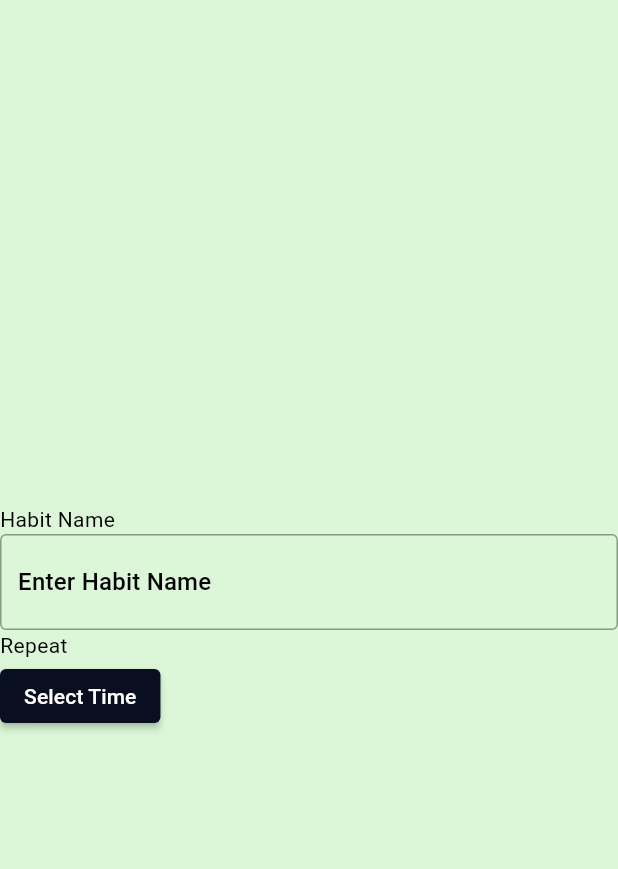
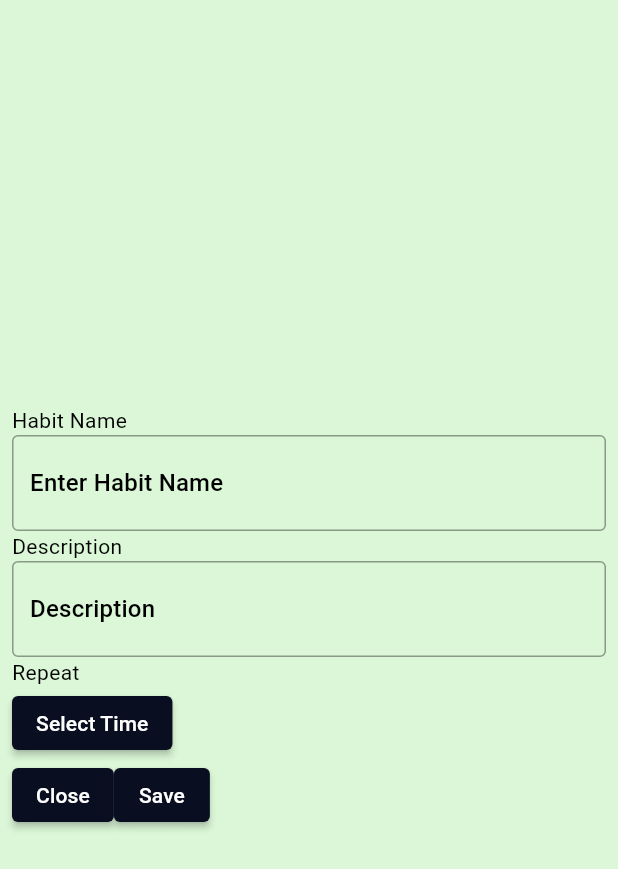
Before and after one commit to carlxxsinenomine/habit_tracker, a Flutter app: the AddHabitScreen screen opened by its route, on a phone screen of 412 x 824 dp. Shown: the top 869 px of the screen. Run offline on Flutter 3.47's test engine with Material 3 defaults, Android fonts, the phone set to English and light mode, and no system bars.

Commit message:
UPDATED: basic structure for the add_habit screen

```diff
--- a/lib/screens/add_habit_screen.dart
+++ b/lib/screens/add_habit_screen.dart
@@ -1,18 +1,15 @@
 import 'package:flutter/material.dart';
 
-class AddHabitScreen extends StatefulWidget {
+class AddHabitScreen extends StatelessWidget {
   const AddHabitScreen({super.key});
 
-  @override
-  State<AddHabitScreen> createState() => _AddHabitScreenState();
-}
-
-class _AddHabitScreenState extends State<AddHabitScreen> {
   @override
   Widget build(BuildContext context) {
     return Scaffold(
       resizeToAvoidBottomInset: false,
-      body: Column(
+      body: Padding(
+        padding: const EdgeInsets.all(8.0),
+        child: Column(
           mainAxisAlignment: MainAxisAlignment.center,
           crossAxisAlignment: CrossAxisAlignment.start,
           children: <Widget>[
@@ -32,6 +29,21 @@ class _AddHabitScreenState extends State<AddHabitScreen> {
               ),
             ),
             Text(
+                "Description",
+                style: TextStyle(
+                  color: Colors.black,
+                )
+            ),
+            TextField(
+              decoration: InputDecoration(
+                  border: OutlineInputBorder(),
+                  hintText: 'Description',
+                  hintStyle: TextStyle(
+                    color: Colors.black,
+                  )
+              ),
+            ),
+            Text(
                 "Repeat",
                 style: TextStyle(
                   color: Colors.black,
@@ -42,12 +54,25 @@ class _AddHabitScreenState extends State<AddHabitScreen> {
                   final TimeOfDay? time = await showTimePicker(
                     context: context,
                     initialTime: TimeOfDay.now(),
+                    initialEntryMode: TimePickerEntryMode.dialOnly,
                   );
                 },
                 child: Text("Select Time")
             ),
-
+            Row(
+              children: <Widget>[
+                ElevatedButton(
+                    onPressed: () {},
+                    child: Text("Close")
+                ),
+                ElevatedButton(
+                    onPressed: () {},
+                    child: Text("Save")
+                )
               ],
+            )
+          ],
+        ),
       ),
     );
   }
```
Lines whose indentation alone changed are shown as unchanged.
